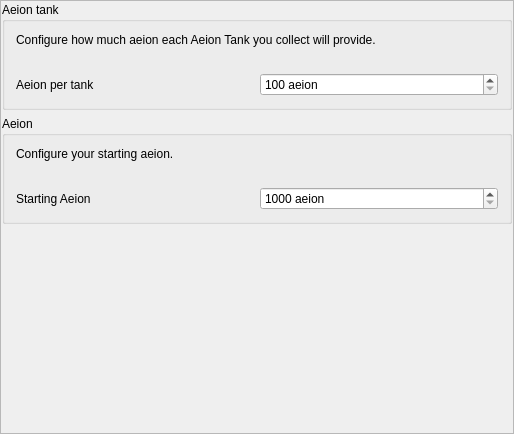
Above: randovania/gui/ui_files/preset_msr_aeion.ui from randovania/randovania before the change. Below: the same form after it.
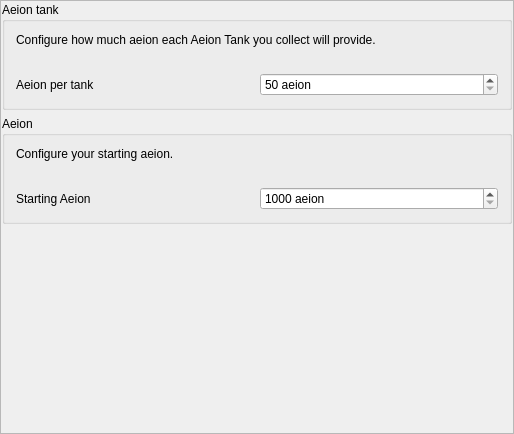
That is the form after the change.

The edit to the form file:
```diff
--- a/randovania/gui/ui_files/preset_msr_aeion.ui
+++ b/randovania/gui/ui_files/preset_msr_aeion.ui
@@ -111,7 +111,7 @@
               <string> aeion</string>
              </property>
              <property name="minimum">
-              <number>100</number>
+              <number>50</number>
              </property>
              <property name="maximum">
               <number>1000</number>
```
